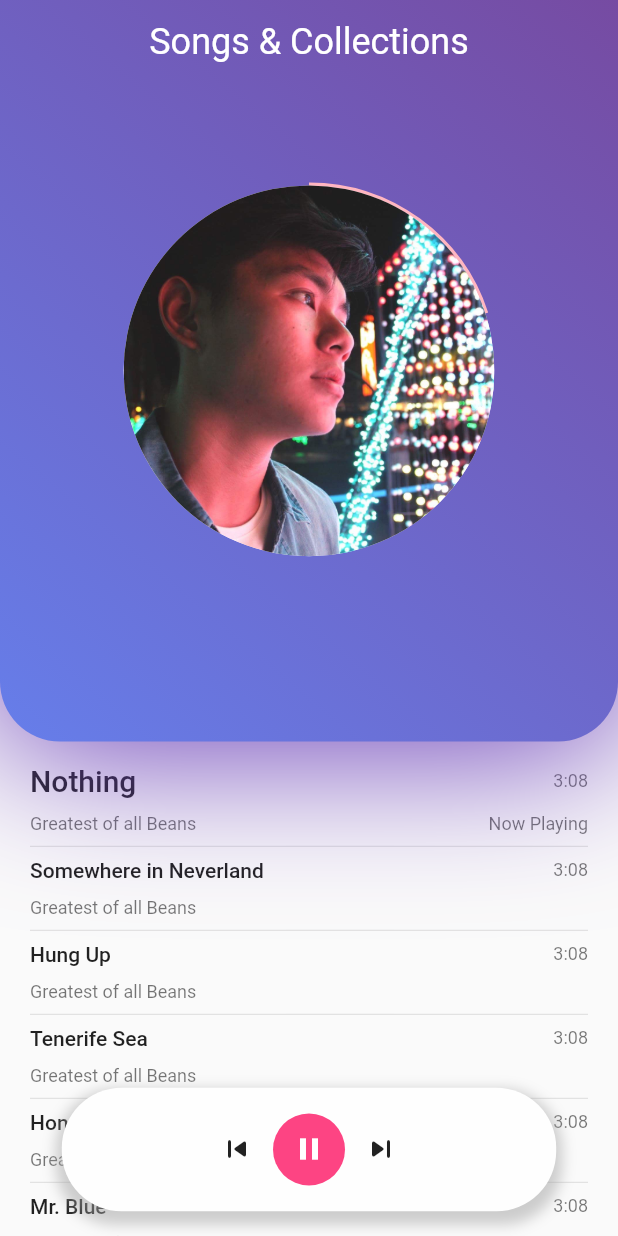
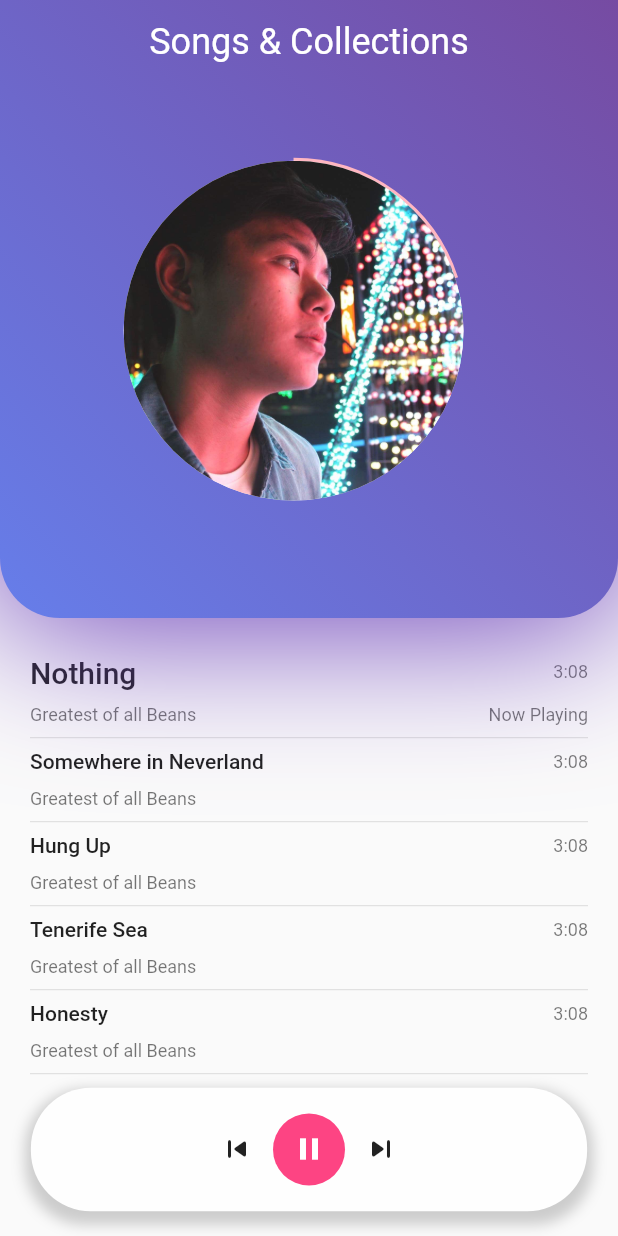
Before and after one commit to JosesGabriel/SongsAndCollections, a Flutter app: the screen it shows after launch, on a phone screen of 412 x 824 dp. Run offline on Flutter 3.47's test engine with Material 2 defaults, Android fonts, the phone set to English and light mode, and no system bars.

Commit message:
Reduced top panel height + other size adjustments

```diff
--- a/lib/main.dart
+++ b/lib/main.dart
@@ -71,13 +71,13 @@ class __HomePageStateState extends State<_HomePageState> {
           SongListView(),
           SongCard(),
           Positioned(
-            top: mediaQuery.size.height * 0.15,
+            top: mediaQuery.size.height * 0.13,
             left: mediaQuery.size.width * 0.20,
             child: Stack(
               children: [
                 Container(
-                  width: mediaQuery.size.width * 0.6,
-                  height: mediaQuery.size.width * 0.6,
+                  width: mediaQuery.size.width * 0.55,
+                  height: mediaQuery.size.width * 0.55,
                   child: CircularProgressIndicator(
                     value: songProgress,
                     valueColor: AlwaysStoppedAnimation(
@@ -86,8 +86,8 @@ class __HomePageStateState extends State<_HomePageState> {
                   ),
                 ),
                 Container(
-                  width: mediaQuery.size.width * 0.6,
-                  height: mediaQuery.size.width * 0.6,
+                  width: mediaQuery.size.width * 0.55,
+                  height: mediaQuery.size.width * 0.55,
                   child: CircleAvatar(
                     backgroundImage: AssetImage('assets/images/ses.jpg'),
                   ),
@@ -97,7 +97,7 @@ class __HomePageStateState extends State<_HomePageState> {
           ),
           Positioned(
             bottom: mediaQuery.size.height * 0.02,
-            left: mediaQuery.size.width * 0.10,
+            left: mediaQuery.size.width * 0.05,
             child: AudioController(),
           )
         ],
--- a/lib/widgets/audio_controller.dart
+++ b/lib/widgets/audio_controller.dart
@@ -31,7 +31,7 @@ class _AudioControllerState extends State<AudioController> {
         ],
       ),
       padding: EdgeInsets.symmetric(vertical: 4),
-      width: mediaQuery.size.width * 0.8,
+      width: mediaQuery.size.width * 0.9,
       height: mediaQuery.size.height * 0.1,
       child: Material(
         color: Colors.transparent,
--- a/lib/widgets/song_card.dart
+++ b/lib/widgets/song_card.dart
@@ -11,7 +11,7 @@ class _SongCardState extends State<SongCard> {
     final mediaQuery = MediaQuery.of(context);
 
     return SizedBox(
-      height: mediaQuery.size.height * 0.6,
+      height: mediaQuery.size.height * 0.5,
       width: mediaQuery.size.width,
       child: Container(
           decoration: BoxDecoration(
--- a/lib/widgets/song_listview.dart
+++ b/lib/widgets/song_listview.dart
@@ -70,13 +70,15 @@ class SongListView extends StatelessWidget {
   Widget build(BuildContext context) {
     final mediaQuery = MediaQuery.of(context);
     return Container(
-      margin: EdgeInsets.only(top: mediaQuery.size.height * 0.55),
+      margin: EdgeInsets.only(
+          top: mediaQuery.size.height * 0.45,
+          bottom: mediaQuery.size.height * 0.13),
       decoration: BoxDecoration(
         borderRadius: BorderRadius.zero,
       ),
-      height: mediaQuery.size.height * 0.45,
+      height: mediaQuery.size.height,
       width: double.infinity,
-      padding: EdgeInsets.symmetric(horizontal: 20),
+      padding: EdgeInsets.only(left: 20, right: 20, top: 10, bottom: 0),
       child: ListView.separated(
           itemBuilder: (BuildContext context, int index) {
             return songListItem(
```
